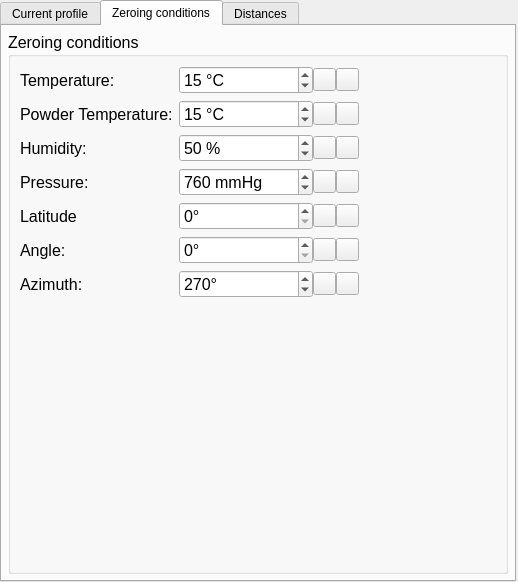
Old version of the form ui_templates/profile_current.ui in the repository o-murphy/archer_ballistics_constructor.
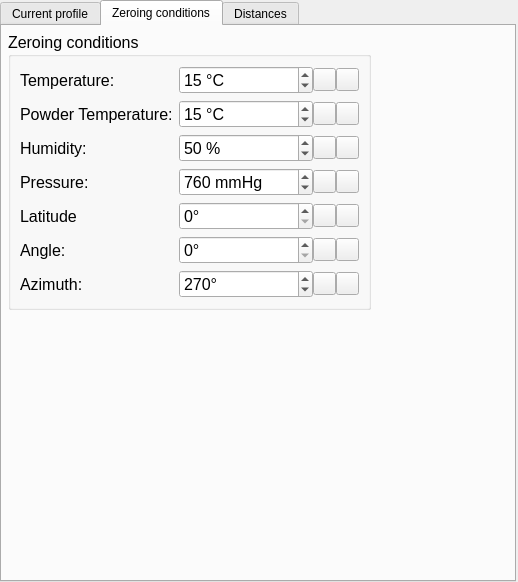
New version of the form. The open tabs and pages were chosen to show the change. Icons and pictures are not drawn.

Diff of the .ui file:
```diff
--- a/ui_templates/profile_current.ui
+++ b/ui_templates/profile_current.ui
@@ -1821,7 +1821,7 @@
        <property name="bottomMargin">
         <number>6</number>
        </property>
-       <item>
+       <item alignment="Qt::AlignLeft|Qt::AlignTop">
         <widget class="QGroupBox" name="groupBox_7">
          <property name="sizePolicy">
           <sizepolicy hsizetype="Expanding" vsizetype="Expanding">
@@ -1831,8 +1831,8 @@
          </property>
          <property name="minimumSize">
           <size>
-           <width>270</width>
-           <height>382</height>
+           <width>0</width>
+           <height>0</height>
           </size>
          </property>
          <property name="maximumSize">
@@ -2715,32 +2715,6 @@
             </property>
            </widget>
           </item>
-          <item row="0" column="2" rowspan="7">
-           <spacer name="horizontalSpacer_3">
-            <property name="orientation">
-             <enum>Qt::Horizontal</enum>
-            </property>
-            <property name="sizeHint" stdset="0">
-             <size>
-              <width>40</width>
-              <height>20</height>
-             </size>
-            </property>
-           </spacer>
-          </item>
-          <item row="7" column="0" colspan="3">
-           <spacer name="verticalSpacer">
-            <property name="orientation">
-             <enum>Qt::Vertical</enum>
-            </property>
-            <property name="sizeHint" stdset="0">
-             <size>
-              <width>20</width>
-              <height>40</height>
-             </size>
-            </property>
-           </spacer>
-          </item>
          </layout>
         </widget>
        </item>
```
Left out of the diff: 534 changed lines with no effect on the pictures.
